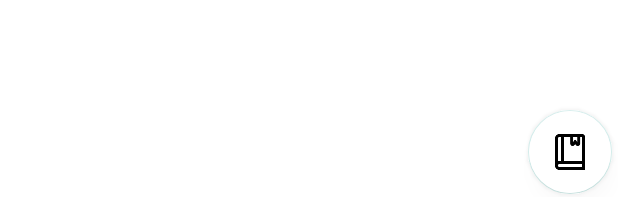
After one commit to SuChelin/SuChelin-View, an Android app: the layout activity_list_to_map.xml on its own in the app's theme, with its tools: preview values and no code run, on a phone screen of 412 x 824 dp. The commit adds this screen. Shown: the part 1036-1233 px from the top of the screen. Run offline under Robolectric (Android 15) with nearby library versions, the phone set to English and light mode, and no system bars.

Commit message:
ListToMapActivity, floatingButton(list <-> map) added.

```diff
--- a/app/src/main/java/mingyuk99/suchelin/List/RvAdapter.kt
+++ b/app/src/main/java/mingyuk99/suchelin/List/RvAdapter.kt
@@ -30,14 +30,14 @@ class RvAdapter(val context: Context?, val items: MutableList<dataSet>):Recycler
         fun bindItems(item: dataSet){
             val imageViewShop = itemView.findViewById<ImageView>(R.id.imageViewShop)
             val textViewTitle = itemView.findViewById<TextView>(R.id.textViewTitle)
-
+            val textViewDetail = itemView.findViewById<TextView>(R.id.textViewDetail)
             Glide.with(context!!)
                 .load(item.imageUrl)
                 .centerCrop()
                 .into(imageViewShop)
 
             textViewTitle.text = item.name
-
+            textViewDetail.text = item.detail
         }
     }
 
--- a/app/src/main/java/mingyuk99/suchelin/dataSet.kt
+++ b/app/src/main/java/mingyuk99/suchelin/dataSet.kt
@@ -3,7 +3,8 @@ package mingyuk99.suchelin
 data class dataSet(
     val imageUrl: String = "",
     val name: String = "",
-    val location: String = ""
+    val location: String = "",
+    val detail: String = ""
 //detail
 //distance
 )
--- /dev/null
+++ b/app/src/main/res/layout/activity_list_to_map.xml
@@ -0,0 +1,23 @@
+<?xml version="1.0" encoding="utf-8"?>
+<androidx.constraintlayout.widget.ConstraintLayout xmlns:android="http://schemas.android.com/apk/res/android"
+    xmlns:app="http://schemas.android.com/apk/res-auto"
+    xmlns:tools="http://schemas.android.com/tools"
+    android:layout_width="match_parent"
+    android:layout_height="match_parent"
+    tools:context=".ListToMapActivity">
+
+    <com.google.android.material.floatingactionbutton.FloatingActionButton
+        android:id="@+id/btnGoToList"
+        android:layout_width="wrap_content"
+        android:layout_height="wrap_content"
+        android:layout_margin="4dp"
+        android:background="@color/black"
+        android:backgroundTint="#ffffff"
+        android:clickable="true"
+        android:outlineAmbientShadowColor="@color/black"
+        android:outlineSpotShadowColor="#E6E4E4"
+        app:layout_constraintBottom_toBottomOf="parent"
+        app:layout_constraintEnd_toEndOf="parent"
+        app:rippleColor="#659E9C9C"
+        app:srcCompat="@drawable/book3927601fix" />
+</androidx.constraintlayout.widget.ConstraintLayout>
--- a/app/src/main/res/layout/rv_item.xml
+++ b/app/src/main/res/layout/rv_item.xml
@@ -50,6 +50,7 @@
         <TextView
             android:id="@+id/textViewDetail"
             android:layout_width="wrap_content"
+            android:layout_marginTop="4dp"
             android:layout_height="wrap_content"
             android:fontFamily="@font/leferibaseregular"
             android:text="what is main dish"
--- a/app/src/main/res/values/colors.xml
+++ b/app/src/main/res/values/colors.xml
@@ -3,7 +3,7 @@
     <color name="purple_200">#FFBB86FC</color>
     <color name="purple_500">#FF6200EE</color>
     <color name="purple_700">#FF3700B3</color>
-    <color name="teal_200">#FF03DAC5</color>
+    <color name="teal_200">#D3EDEB</color>
     <color name="teal_700">#FF018786</color>
     <color name="black">#FF000000</color>
     <color name="white">#FFFFFFFF</color>
```
Also changed, not shown: app/src/main/AndroidManifest.xml (+8 -1 lines), app/src/main/java/mingyuk99/suchelin/List/ListFragment.kt (+15 -2 lines), app/src/main/java/mingyuk99/suchelin/ListToMapActivity.kt (added, +18 -0 lines), app/src/main/java/mingyuk99/suchelin/MainActivity.kt (+1 -7 lines), app/src/main/java/mingyuk99/suchelin/VoteFragment.kt (+1 -37 lines), app/src/main/res/layout/activity_main.xml (+7 -6 lines), app/src/main/res/layout/fragment_list.xml (+17 -0 lines), app/src/main/res/drawable/map5074088.png (added).
